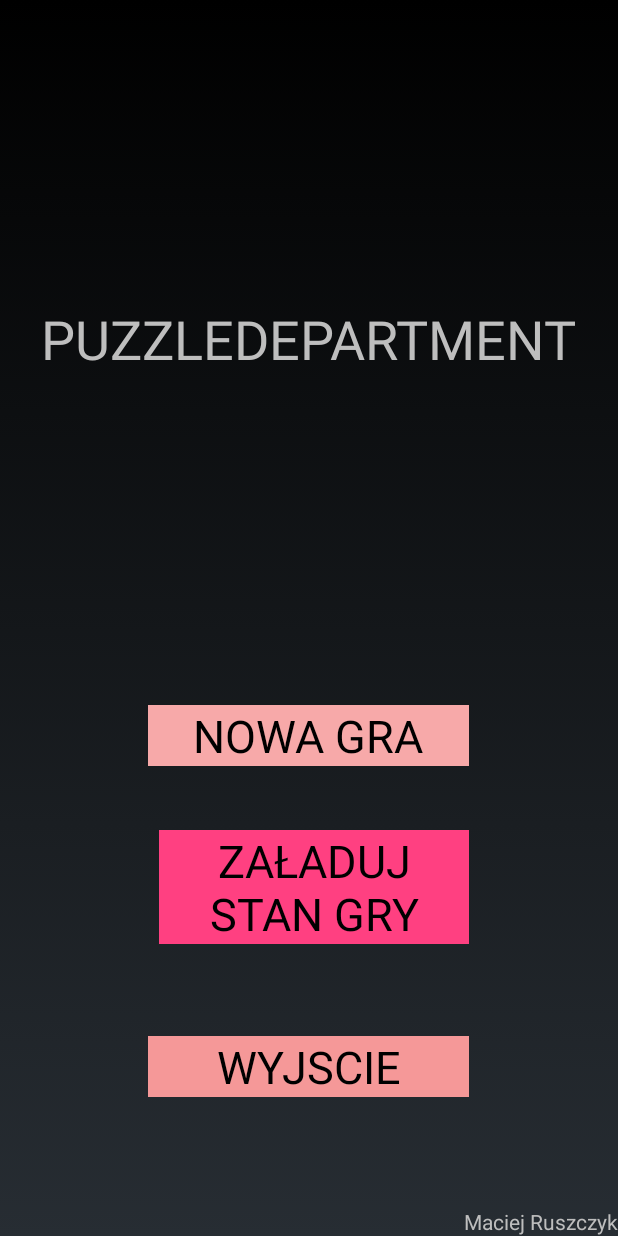
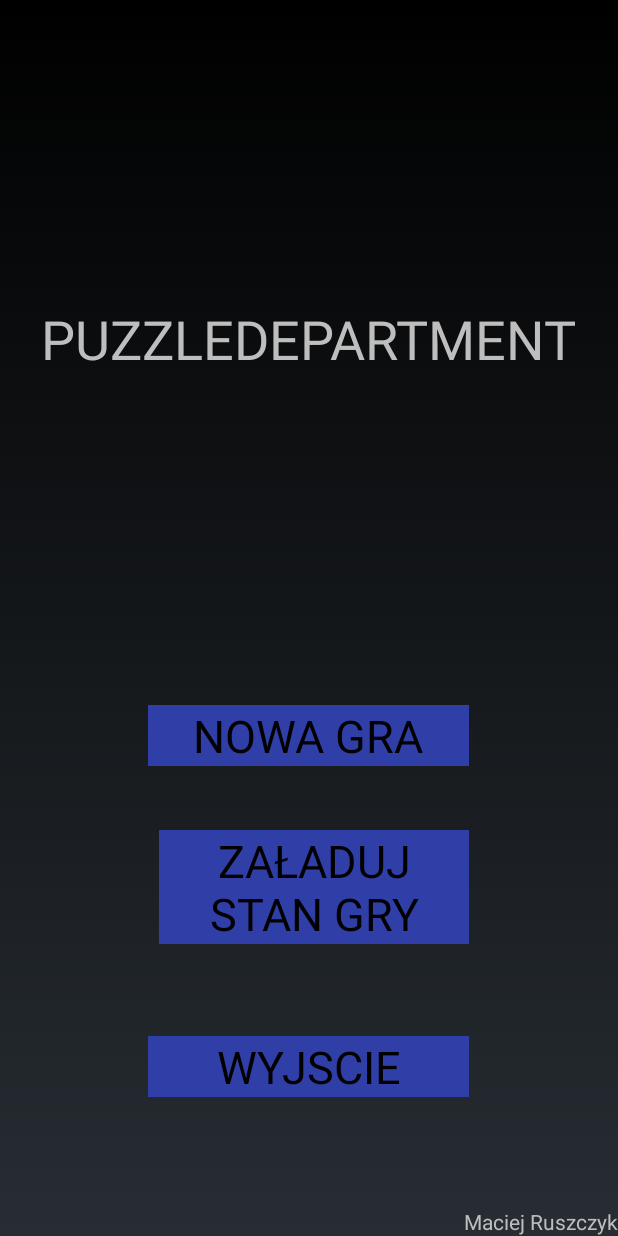
Before and after one commit to Maciek-R/PuzzleDepartment, an Android app: the screen it shows after launch (StartMenuActivity), on a phone screen of 412 x 824 dp. Run offline under Robolectric (Android 15) with nearby library versions, the phone set to English and light mode, and no system bars.

Commit message:
New color main menu.

```diff
--- a/app/src/main/res/layout/start_activity.xml
+++ b/app/src/main/res/layout/start_activity.xml
@@ -16,33 +16,33 @@
         android:id="@+id/AUTHOR" />
 
     <Button
+        android:id="@+id/NewGame"
         android:layout_width="wrap_content"
         android:layout_height="wrap_content"
-        android:text="@string/new_game"
-        android:id="@+id/NewGame"
-        android:background="#f7a9a9"
-        android:textSize="30dp"
+        android:layout_above="@+id/Exit"
+        android:layout_centerHorizontal="true"
+        android:layout_marginBottom="180dp"
+        android:background="@color/colorPrimaryDark"
         android:onClick="checkButton"
         android:paddingLeft="30dp"
         android:paddingRight="30dp"
-        android:layout_marginBottom="180dp"
-        android:layout_above="@+id/Exit"
-        android:layout_centerHorizontal="true" />
+        android:text="@string/new_game"
+        android:textSize="30dp" />
 
     <Button
+        android:id="@+id/Exit"
         android:layout_width="wrap_content"
         android:layout_height="wrap_content"
-        android:text="@string/exit"
-        android:id="@+id/Exit"
-        android:textSize="30dp"
-        android:background="#f59898"
-        android:onClick="checkButton"
-        android:layout_marginBottom="73dp"
         android:layout_above="@+id/AUTHOR"
-        android:layout_alignRight="@+id/NewGame"
         android:layout_alignEnd="@+id/NewGame"
         android:layout_alignLeft="@+id/NewGame"
-        android:layout_alignStart="@+id/NewGame" />
+        android:layout_alignRight="@+id/NewGame"
+        android:layout_alignStart="@+id/NewGame"
+        android:layout_marginBottom="73dp"
+        android:background="@color/colorPrimaryDark"
+        android:onClick="checkButton"
+        android:text="@string/exit"
+        android:textSize="30dp" />
 
     <LinearLayout
         android:orientation="horizontal"
@@ -85,7 +85,7 @@
         android:layout_marginBottom="61dp"
         android:layout_marginLeft="7dp"
         android:layout_marginStart="7dp"
-        android:background="@color/colorAccent"
+        android:background="@color/colorPrimaryDark"
         android:onClick="checkButton"
         android:text="@string/load"
         android:textSize="30dp" />
--- a/app/src/main/res/values/colors.xml
+++ b/app/src/main/res/values/colors.xml
@@ -1,6 +1,6 @@
 <?xml version="1.0" encoding="utf-8"?>
 <resources>
     <color name="colorPrimary">#3F51B5</color>
-    <color name="colorPrimaryDark">#303F9F</color>
+    <color name="colorPrimaryDark">#2f3fa7</color>
     <color name="colorAccent">#FF4081</color>
 </resources>
```
